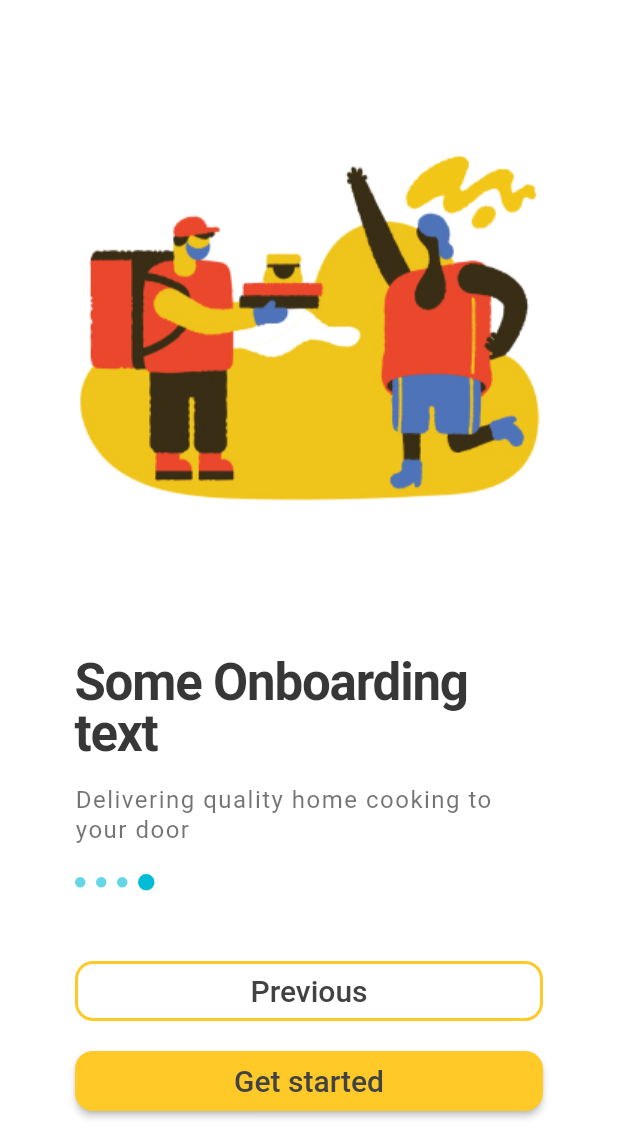
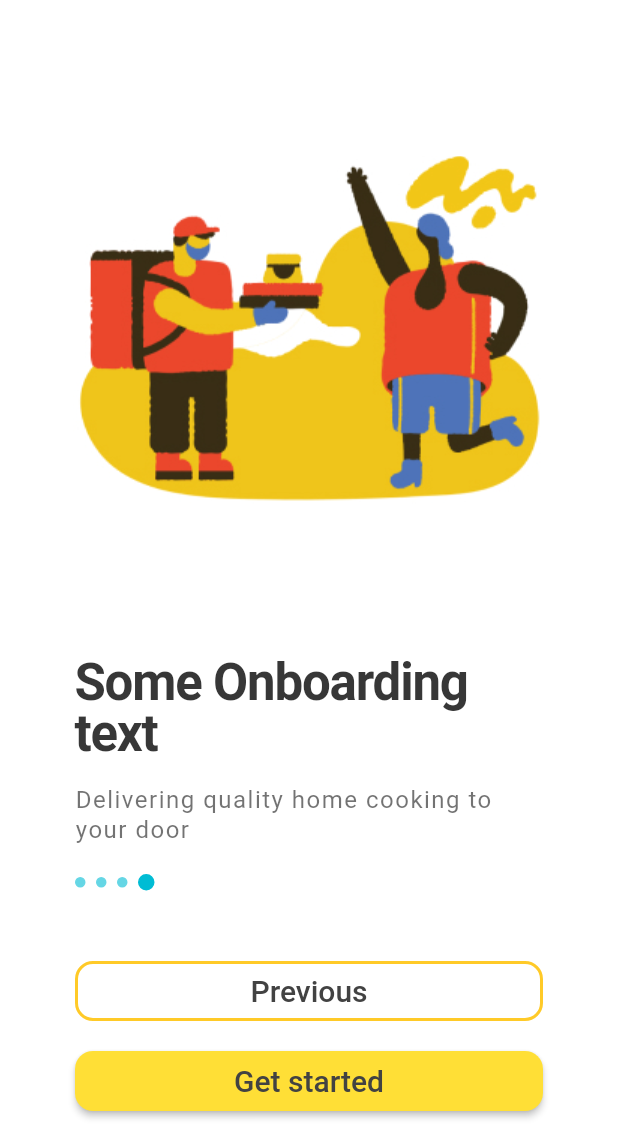
Before and after one commit to ilicina1/lmma_box, a Flutter app: the screen it shows after launch, swiped to page 4, on a phone screen of 412 x 824 dp, the part 95-1236 px from its top. Run offline on Flutter 3.47's test engine with Material 2 defaults, Android fonts, the phone set to English and light mode, and no system bars; our stand-ins replace splashscreen; project files that could hold a hidden picture were left out.

Commit message:
izmjena boje getstarted buttona i commit pred push na main

```diff
--- a/lib/view/welcome_screen/widgets/fourth_page_widgets/get_started_button.dart
+++ b/lib/view/welcome_screen/widgets/fourth_page_widgets/get_started_button.dart
@@ -13,7 +13,7 @@ Widget getStarted(context, _pageController, screenScroll) {
             shape: RoundedRectangleBorder(
               borderRadius: BorderRadius.circular(12),
             ),
-            primary: Colors.amber[400]),
+            primary: Color(0xFFFFDF36)),
         child: Text(
           'Get started',
           style: TextStyle(fontSize: 20, color: Colors.grey[800]),
```
